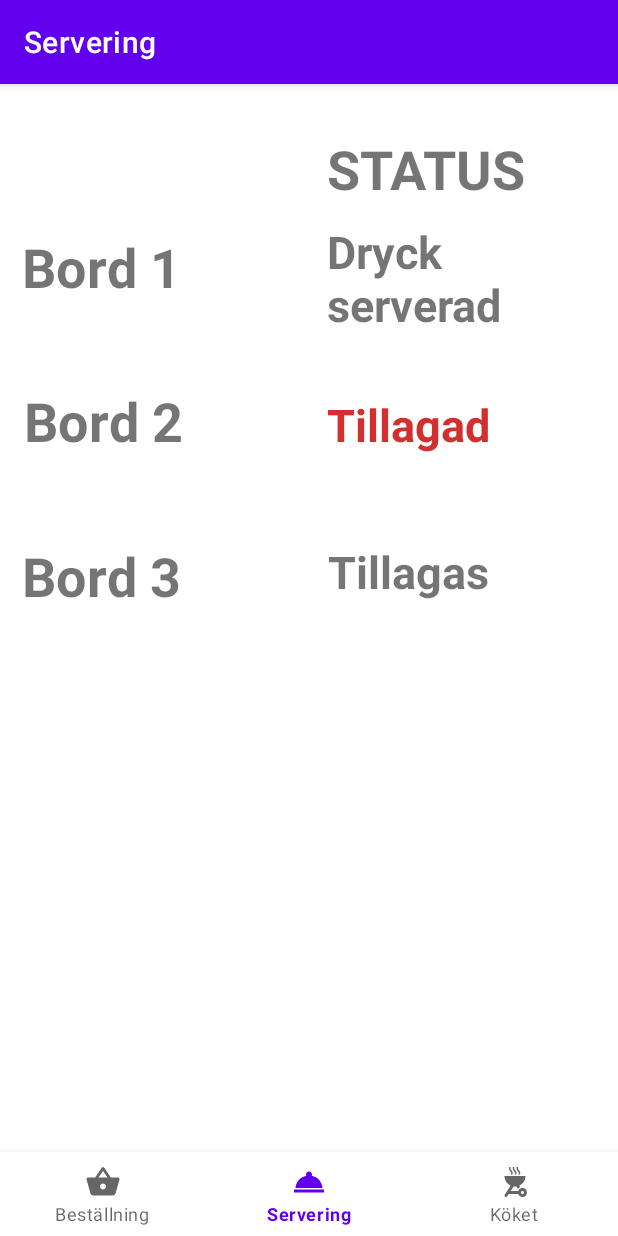
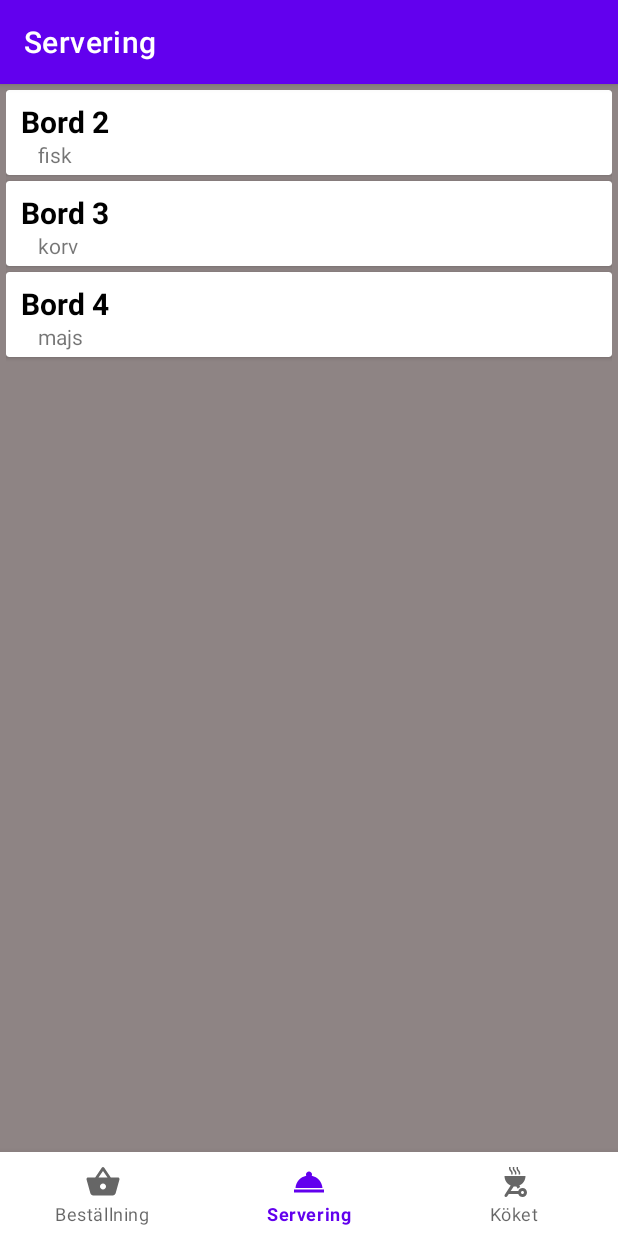
Before and after one commit to joelgoransson/DT142G-Projektgrupp-Java, an Android app: the TablesFragment screen opened through its navigation route, on a phone screen of 412 x 824 dp. Run offline under Robolectric (Android 15) with nearby library versions, the phone set to English and light mode, and no system bars; our stand-ins replace navigation-ui.

Commit message:
antons kort(kanske)

```diff
--- /dev/null
+++ b/apps/app/src/main/java/com/example/orderapp1_2/CardItem.java
@@ -0,0 +1,28 @@
+package com.example.orderapp1_2;
+
+public class CardItem {
+    private String bordTV;
+    private String infoTV;
+
+    public CardItem(String bordTV, String infoTV)
+    {
+        this.bordTV = bordTV;
+        this.infoTV = infoTV;
+    }
+
+    public String getBordTV() {
+        return bordTV;
+    }
+
+    public void setBordTV(String bordTV) {
+        this.bordTV = bordTV;
+    }
+
+    public String getInfoTV() {
+        return infoTV;
+    }
+
+    public void setInfoTV(String infoTV) {
+        this.infoTV = infoTV;
+    }
+}
--- /dev/null
+++ b/apps/app/src/main/java/com/example/orderapp1_2/OrderAdapter.java
@@ -0,0 +1,96 @@
+package com.example.orderapp1_2;
+
+import android.view.LayoutInflater;
+import android.view.View;
+import android.view.ViewGroup;
+import android.widget.ImageView;
+import android.widget.ListView;
+import android.widget.TextView;
+
+import java.util.ArrayList;
+
+import androidx.annotation.NonNull;
+import androidx.recyclerview.widget.RecyclerView;
+
+public class OrderAdapter extends RecyclerView.Adapter<OrderAdapter.OrderViewHolder>{
+private ArrayList<CardItem> cardlist;
+    public static class OrderViewHolder extends RecyclerView.ViewHolder{
+        public TextView bordTV;
+        public TextView infoTV;
+
+        public OrderViewHolder(View itemView) {
+            super(itemView);
+            bordTV = itemView.findViewById(R.id.bordTextView);
+            infoTV = itemView.findViewById(R.id.infoTextView);
+        }
+    }
+
+    /**
+     * Called when RecyclerView needs a new {@link ViewHolder} of the given type to represent
+     * an item.
+     * <p>
+     * This new ViewHolder should be constructed with a new View that can represent the items
+     * of the given type. You can either create a new View manually or inflate it from an XML
+     * layout file.
+     * <p>
+     * The new ViewHolder will be used to display items of the adapter using
+     * {@link #onBindViewHolder(ViewHolder, int, List)}. Since it will be re-used to display
+     * different items in the data set, it is a good idea to cache references to sub views of
+     * the View to avoid unnecessary {@link View#findViewById(int)} calls.
+     *
+     * @param parent   The ViewGroup into which the new View will be added after it is bound to
+     *                 an adapter position.
+     * @param viewType The view type of the new View.
+     * @return A new ViewHolder that holds a View of the given view type.
+     * @see #getItemViewType(int)
+     * @see #onBindViewHolder(ViewHolder, int)
+     */
+
+    @Override
+    public OrderViewHolder onCreateViewHolder(ViewGroup parent, int viewType) {
+        View v = LayoutInflater.from(parent.getContext()).inflate(R.layout.order_card,parent,false);
+        OrderViewHolder ovh = new OrderViewHolder(v);
+        return ovh;
+    }
+
+    public OrderAdapter(ArrayList<CardItem> cardlist){
+        this.cardlist = cardlist;
+    }
+    /**
+     * Called by RecyclerView to display the data at the specified position. This method should
+     * update the contents of the {@link ViewHolder#itemView} to reflect the item at the given
+     * position.
+     * <p>
+     * Note that unlike {@link ListView}, RecyclerView will not call this method
+     * again if the position of the item changes in the data set unless the item itself is
+     * invalidated or the new position cannot be determined. For this reason, you should only
+     * use the <code>position</code> parameter while acquiring the related data item inside
+     * this method and should not keep a copy of it. If you need the position of an item later
+     * on (e.g. in a click listener), use {@link ViewHolder#getAdapterPosition()} which will
+     * have the updated adapter position.
+     * <p>
+     * Override {@link #onBindViewHolder(ViewHolder, int, List)} instead if Adapter can
+     * handle efficient partial bind.
+     *
+     * @param holder   The ViewHolder which should be updated to represent the contents of the
+     *                 item at the given position in the data set.
+     * @param position The position of the item within the adapter's data set.
+     */
+    @Override
+    public void onBindViewHolder(OrderViewHolder holder, int position) {
+        CardItem item = cardlist.get(position);
+        holder.bordTV.setText(item.getBordTV());
+        holder.infoTV.setText(item.getInfoTV());
+
+    }
+
+    /**
+     * Returns the total number of items in the data set held by the adapter.
+     *
+     * @return The total number of items in this adapter.
+     */
+    @Override
+    public int getItemCount() {
+        return cardlist.size();
+    }
+}
--- a/apps/app/src/main/java/com/example/orderapp1_2/ScrollingActivity.java
+++ b/apps/app/src/main/java/com/example/orderapp1_2/ScrollingActivity.java
@@ -108,13 +108,14 @@ public class ScrollingActivity extends AppCompatActivity {
             @Override
 
             public void onClick(View v) {
-
+                //createbill();
+                //int billid = getbill();
                 int count = starterLayout.getChildCount();
                 for(int i = 1; i < count; i++){
                     //System.out.println(getOrderItem((LinearLayout) starterLayout.getChildAt(i)));
                     String test = getOrderItem((LinearLayout) starterLayout.getChildAt(i));
                     if(test != null && !test.trim().isEmpty()){
-                        createOrder(1,test);
+                        createOrder(1,"Taco", "Kall", 1);
                     }
 
 
@@ -124,7 +125,7 @@ public class ScrollingActivity extends AppCompatActivity {
                     //System.out.println(getOrderItem((LinearLayout) mainLayout.getChildAt(i)));
                     String test = getOrderItem((LinearLayout) mainLayout.getChildAt(i));
                     if(test != null && !test.trim().isEmpty()){
-                        createOrder(2,test);
+                        createOrder(1,"Taco", "Kall", 1);
                     }
                 }
                 count = efterLayout.getChildCount();
@@ -132,7 +133,7 @@ public class ScrollingActivity extends AppCompatActivity {
                     //System.out.println(getOrderItem((LinearLayout) efterLayout.getChildAt(i)));
                     String test = getOrderItem((LinearLayout) efterLayout.getChildAt(i));
                     if(test != null && !test.trim().isEmpty()){
-                        createOrder(3,test);
+                        createOrder(1,"Taco", "Kall", 1);
                     }
                 }
                 count = drinkLayout.getChildCount();
@@ -140,7 +141,7 @@ public class ScrollingActivity extends AppCompatActivity {
                     //System.out.println(getOrderItem((LinearLayout) drinkLayout.getChildAt(i)));
                     String test = getOrderItem((LinearLayout) drinkLayout.getChildAt(i));
                     if(test != null && !test.trim().isEmpty()){
-                        createOrder(4,test);
+                        createOrder(1,"Taco", "Kall", 1);
                     }
                 }
                 readOrdermenuList();
@@ -329,7 +330,7 @@ public class ScrollingActivity extends AppCompatActivity {
 
     }
 
-    private void createOrder(int tid, String dish)
+    private void createOrder(int tableid, String dish, String comment, int billid)
     {
         /*
         restaurantClient = RestaurantClient.getINSTANCE();
--- a/apps/app/src/main/java/com/example/orderapp1_2/tables/TablesFragment.java
+++ b/apps/app/src/main/java/com/example/orderapp1_2/tables/TablesFragment.java
@@ -7,16 +7,27 @@ import android.os.Bundle;
 import androidx.annotation.NonNull;
 import androidx.annotation.Nullable;
 import androidx.fragment.app.Fragment;
+import androidx.recyclerview.widget.LinearLayoutManager;
+import androidx.recyclerview.widget.RecyclerView;
 
 import android.view.LayoutInflater;
 import android.view.View;
 import android.view.ViewGroup;
 
+import com.example.orderapp1_2.CardItem;
+import com.example.orderapp1_2.OrderAdapter;
 import com.example.orderapp1_2.R;
+
+import java.util.ArrayList;
 
 public class TablesFragment extends Fragment {
 
     private TablesViewModel mViewModel;
+    private RecyclerView recyclerView;
+    private RecyclerView.Adapter adapter;
+    private RecyclerView.LayoutManager layoutManager;
+    private View root;
+    private final ArrayList<CardItem> orders = new ArrayList<>();
 
     public static TablesFragment newInstance() {
         return new TablesFragment();
@@ -25,7 +36,8 @@ public class TablesFragment extends Fragment {
     @Override
     public View onCreateView(@NonNull LayoutInflater inflater, @Nullable ViewGroup container,
                              @Nullable Bundle savedInstanceState) {
-        return inflater.inflate(R.layout.tables_fragment, container, false);
+        root = inflater.inflate(R.layout.tables_fragment, container, false);
+        return root;
     }
 
     @Override
@@ -33,6 +45,23 @@ public class TablesFragment extends Fragment {
         super.onActivityCreated(savedInstanceState);
         mViewModel = new ViewModelProvider(this).get(TablesViewModel.class);
         // TODO: Use the ViewModel
+
+        orders.add(new CardItem("Bord 2","fisk"));
+        orders.add(new CardItem("Bord 3","korv"));
+        orders.add(new CardItem("Bord 4","majs"));
+
+        recyclerView = root.findViewById(R.id.recyclerView);
+        recyclerView.setHasFixedSize(true);
+        layoutManager = new LinearLayoutManager(root.getContext());
+        adapter = new OrderAdapter(orders);
+
+        recyclerView.setLayoutManager(layoutManager);
+        recyclerView.setAdapter(adapter);
+
+
+
+
+
     }
 
 }
--- /dev/null
+++ b/apps/app/src/main/res/layout/order_card.xml
@@ -0,0 +1,47 @@
+<?xml version="1.0" encoding="utf-8"?>
+<androidx.cardview.widget.CardView xmlns:android="http://schemas.android.com/apk/res/android"
+    android:layout_width="match_parent"
+    android:layout_height="wrap_content"
+    android:layout_marginBottom="4dp"
+    >
+
+    <RelativeLayout
+        android:layout_width="match_parent"
+        android:layout_height="match_parent"
+        android:layout_margin="4dp">
+
+
+        <TextView
+            android:id="@+id/bordTextView"
+            android:layout_width="wrap_content"
+            android:layout_height="wrap_content"
+            android:layout_alignParentStart="true"
+            android:layout_alignParentLeft="true"
+            android:layout_alignParentTop="true"
+            android:layout_marginStart="6dp"
+            android:layout_marginLeft="6dp"
+            android:layout_marginTop="3dp"
+            android:text="Line 1 "
+            android:textColor="@color/black"
+            android:textSize="20sp"
+            android:textStyle="bold" />
+
+        <TextView
+            android:id="@+id/infoTextView"
+            android:layout_width="wrap_content"
+            android:layout_height="wrap_content"
+            android:layout_alignParentStart="true"
+            android:layout_alignParentLeft="true"
+            android:layout_alignParentTop="true"
+            android:layout_marginStart="17dp"
+            android:layout_marginLeft="17dp"
+            android:layout_marginTop="29dp"
+            android:text="line 2" />
+
+
+    </RelativeLayout>
+
+
+
+
+</androidx.cardview.widget.CardView>
--- a/apps/app/src/main/res/layout/tables_fragment.xml
+++ b/apps/app/src/main/res/layout/tables_fragment.xml
@@ -1,5 +1,5 @@
 <?xml version="1.0" encoding="utf-8"?>
-<androidx.constraintlayout.widget.ConstraintLayout xmlns:android="http://schemas.android.com/apk/res/android"
+<RelativeLayout xmlns:android="http://schemas.android.com/apk/res/android"
     xmlns:app="http://schemas.android.com/apk/res-auto"
     xmlns:tools="http://schemas.android.com/tools"
     android:id="@+id/frameLayout2"
@@ -7,103 +7,15 @@
     android:layout_height="match_parent"
     tools:context=".tables.TablesFragment" >
 
-    <TextView
-        android:id="@+id/textView16"
-        android:layout_width="150dp"
-        android:layout_height="75dp"
-        android:text="Dryck serverad"
-        android:textSize="30sp"
-        android:textStyle="bold"
-        app:layout_constraintBottom_toBottomOf="parent"
-        app:layout_constraintEnd_toEndOf="parent"
-        app:layout_constraintHorizontal_bias="0.831"
-        app:layout_constraintStart_toStartOf="parent"
-        app:layout_constraintTop_toTopOf="parent"
-        app:layout_constraintVertical_bias="0.143" />
+   <androidx.recyclerview.widget.RecyclerView
+       android:id="@+id/recyclerView"
+       android:layout_width="match_parent"
+       android:layout_height="match_parent"
+       android:padding="4dp"
+       android:scrollbars="vertical"
+       android:background="@color/grey"/>
 
-    <TextView
-        android:id="@+id/textView2"
-        android:layout_width="179dp"
-        android:layout_height="57dp"
-        android:text="Bord 1"
-        android:textSize="36sp"
-        android:textStyle="bold"
-        app:layout_constraintBottom_toBottomOf="parent"
-        app:layout_constraintEnd_toEndOf="parent"
-        app:layout_constraintHorizontal_bias="0.064"
-        app:layout_constraintStart_toStartOf="parent"
-        app:layout_constraintTop_toTopOf="parent"
-        app:layout_constraintVertical_bias="0.149" />
 
-    <TextView
-        android:id="@+id/textView13"
-        android:layout_width="143dp"
-        android:layout_height="58dp"
-        android:text="Tillagas"
-        android:textSize="30sp"
-        android:textStyle="bold"
-        app:layout_constraintBottom_toBottomOf="parent"
-        app:layout_constraintEnd_toEndOf="parent"
-        app:layout_constraintHorizontal_bias="0.813"
-        app:layout_constraintStart_toStartOf="parent"
-        app:layout_constraintTop_toTopOf="parent"
-        app:layout_constraintVertical_bias="0.466" />
 
-    <TextView
-        android:id="@+id/textView14"
-        android:layout_width="154dp"
-        android:layout_height="50dp"
-        android:text="Tillagad"
-        android:textColor="#D32F2F"
-        android:textSize="30sp"
-        android:textStyle="bold"
-        app:layout_constraintBottom_toBottomOf="parent"
-        app:layout_constraintEnd_toEndOf="parent"
-        app:layout_constraintHorizontal_bias="0.844"
-        app:layout_constraintStart_toStartOf="parent"
-        app:layout_constraintTop_toTopOf="parent"
-        app:layout_constraintVertical_bias="0.312" />
 
-    <TextView
-        android:id="@+id/textView6"
-        android:layout_width="179dp"
-        android:layout_height="57dp"
-        android:text="Bord 2"
-        android:textSize="36sp"
-        android:textStyle="bold"
-        app:layout_constraintBottom_toBottomOf="parent"
-        app:layout_constraintEnd_toEndOf="parent"
-        app:layout_constraintHorizontal_bias="0.068"
-        app:layout_constraintStart_toStartOf="parent"
-        app:layout_constraintTop_toTopOf="parent"
-        app:layout_constraintVertical_bias="0.305" />
-
-    <TextView
-        android:id="@+id/textView11"
-        android:layout_width="178dp"
-        android:layout_height="59dp"
-        android:text="Bord 3"
-        android:textSize="36sp"
-        android:textStyle="bold"
-        app:layout_constraintBottom_toBottomOf="parent"
-        app:layout_constraintEnd_toEndOf="parent"
-        app:layout_constraintHorizontal_bias="0.064"
-        app:layout_constraintStart_toStartOf="parent"
-        app:layout_constraintTop_toTopOf="parent"
-        app:layout_constraintVertical_bias="0.465" />
-
-    <TextView
-        android:id="@+id/textView12"
-        android:layout_width="164dp"
-        android:layout_height="46dp"
-        android:text="STATUS"
-        android:textSize="36sp"
-        android:textStyle="bold"
-        app:layout_constraintBottom_toBottomOf="parent"
-        app:layout_constraintEnd_toEndOf="parent"
-        app:layout_constraintHorizontal_bias="0.878"
-        app:layout_constraintStart_toStartOf="parent"
-        app:layout_constraintTop_toTopOf="parent"
-        app:layout_constraintVertical_bias="0.048" />
-
-</androidx.constraintlayout.widget.ConstraintLayout>
+</RelativeLayout>
--- a/apps/app/src/main/res/values/colors.xml
+++ b/apps/app/src/main/res/values/colors.xml
@@ -7,4 +7,5 @@
     <color name="teal_700">#FF018786</color>
     <color name="black">#FF000000</color>
     <color name="white">#FFFFFFFF</color>
+    <color name="grey">#8E8484</color>
 </resources>
```
